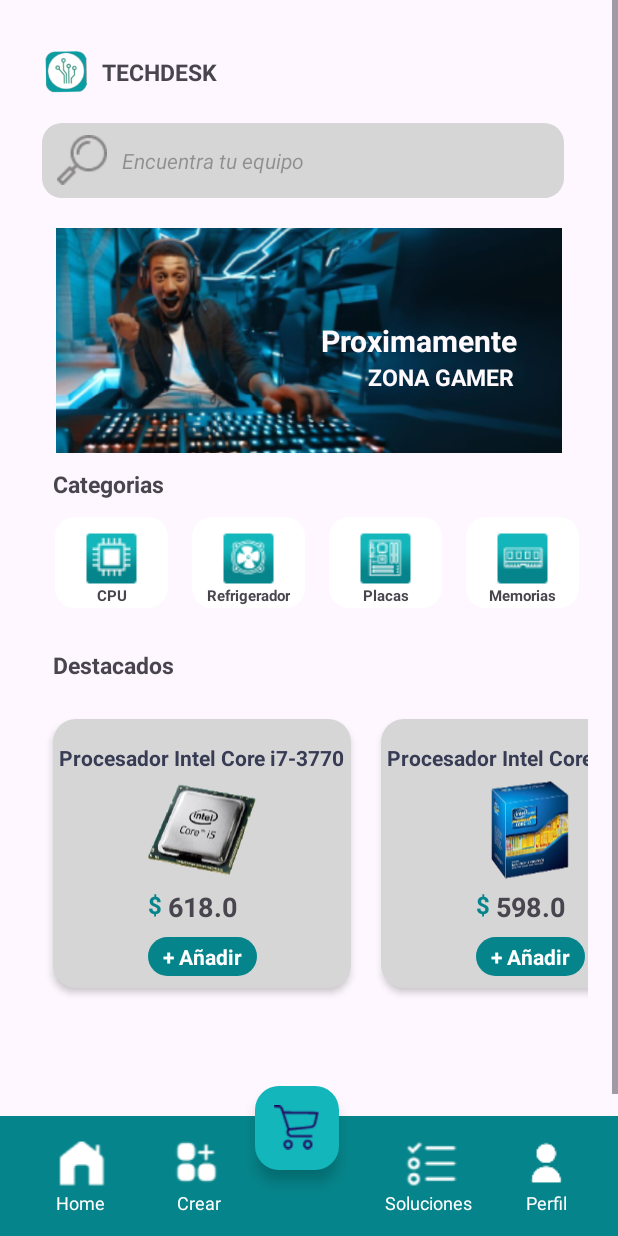
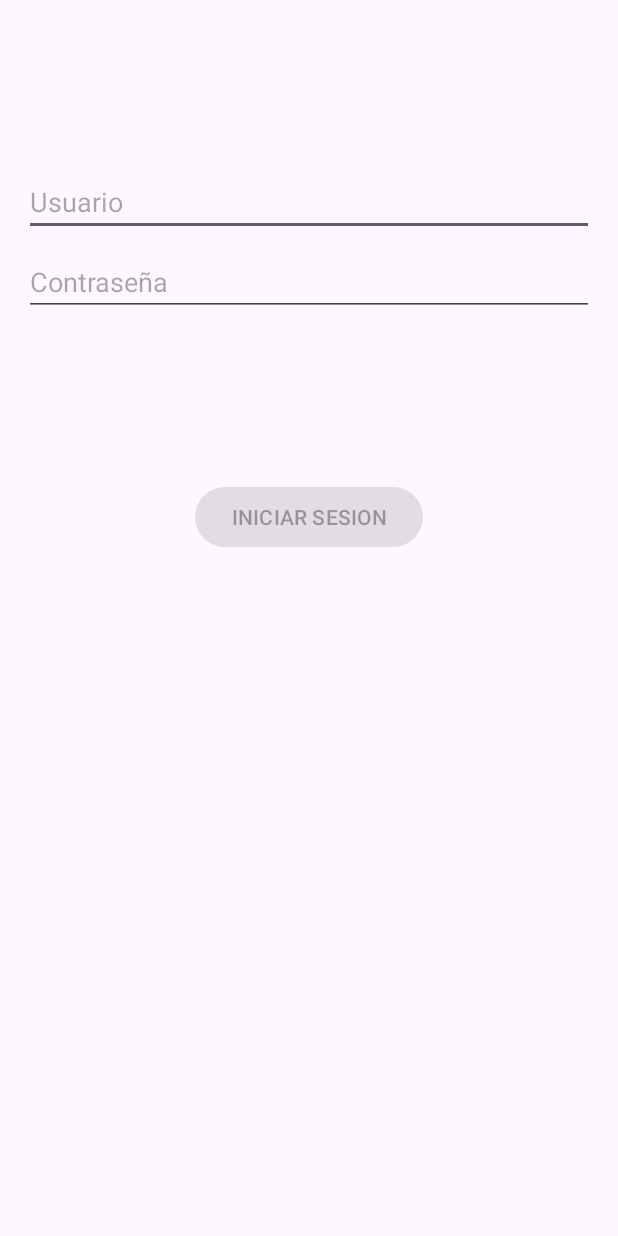
Before and after one commit to Mlermaa/Proyecto_App_Movil, an Android app: the screen it shows after launch (MainActivity before the commit, LoginActivity after it), after a tap on "INICIAR", on a phone screen of 412 x 824 dp. Run offline under Robolectric (Android 15) with nearby library versions, the phone set to English and light mode, and no system bars.

Commit message:
Creacion de la actividad "Ingreso Usuario"

```diff
--- a/apptechdesk2023/app/src/main/java/com/example/apptechdesk2023/Activity/IntroActivity.java
+++ b/apptechdesk2023/app/src/main/java/com/example/apptechdesk2023/Activity/IntroActivity.java
@@ -1,13 +1,14 @@
 package com.example.apptechdesk2023.Activity;
-
-import androidx.appcompat.app.AppCompatActivity;
-import androidx.constraintlayout.widget.ConstraintLayout;
 
 import android.content.Intent;
 import android.os.Bundle;
 import android.view.View;
 
+import androidx.appcompat.app.AppCompatActivity;
+import androidx.constraintlayout.widget.ConstraintLayout;
+
 import com.example.apptechdesk2023.R;
+import com.example.apptechdesk2023.ui.login.LoginActivity;
 
 public class IntroActivity extends AppCompatActivity {
     private ConstraintLayout inicioBtn;
@@ -20,8 +21,8 @@ public class IntroActivity extends AppCompatActivity {
         inicioBtn.setOnClickListener(new View.OnClickListener() {
             @Override
             public void onClick(View view) {
-                startActivity(new Intent(IntroActivity.this, MainActivity.class));
-            }
+                startActivity(new Intent(IntroActivity.this, LoginActivity.class));
+             }
 
         });
     }
--- a/apptechdesk2023/app/src/main/java/com/example/apptechdesk2023/Activity/MainActivity.java
+++ b/apptechdesk2023/app/src/main/java/com/example/apptechdesk2023/Activity/MainActivity.java
@@ -4,6 +4,7 @@ import android.content.Intent;
 import android.os.Bundle;
 import android.view.View;
 import android.widget.LinearLayout;
+import android.widget.TextView;
 
 import androidx.appcompat.app.AppCompatActivity;
 import androidx.recyclerview.widget.LinearLayoutManager;
@@ -26,6 +27,10 @@ private  RecyclerView recyclerViewCategoryList, recyclerViewPopularList;
     protected void onCreate(Bundle savedInstanceState) {
         super.onCreate(savedInstanceState);
         setContentView(R.layout.activity_main);
+
+        TextView msg=(TextView)findViewById(R.id.bienvenida);
+        String user = getIntent().getExtras().getString("usuario");
+        msg.setText("Bienvenido " + user);
 
         recyclerViewCategory() ;
         recyclerViewPopular();
--- /dev/null
+++ b/apptechdesk2023/app/src/main/java/com/example/apptechdesk2023/data/LoginRepository.java
@@ -0,0 +1,54 @@
+package com.example.apptechdesk2023.data;
+
+import com.example.apptechdesk2023.data.model.LoggedInUser;
+
+/**
+ * Class that requests authentication and user information from the remote data source and
+ * maintains an in-memory cache of login status and user credentials information.
+ */
+public class LoginRepository {
+
+    private static volatile LoginRepository instance;
+
+    private LoginDataSource dataSource;
+
+    // If user credentials will be cached in local storage, it is recommended it be encrypted
+    // @see https://developer.android.com/training/articles/keystore
+    private LoggedInUser user = null;
+
+    // private constructor : singleton access
+    private LoginRepository(LoginDataSource dataSource) {
+        this.dataSource = dataSource;
+    }
+
+    public static LoginRepository getInstance(LoginDataSource dataSource) {
+        if (instance == null) {
+            instance = new LoginRepository(dataSource);
+        }
+        return instance;
+    }
+
+    public boolean isLoggedIn() {
+        return user != null;
+    }
+
+    public void logout() {
+        user = null;
+        dataSource.logout();
+    }
+
+    private void setLoggedInUser(LoggedInUser user) {
+        this.user = user;
+        // If user credentials will be cached in local storage, it is recommended it be encrypted
+        // @see https://developer.android.com/training/articles/keystore
+    }
+
+    public Result<LoggedInUser> login(String username, String password) {
+        // handle login
+        Result<LoggedInUser> result = dataSource.login(username, password);
+        if (result instanceof Result.Success) {
+            setLoggedInUser(((Result.Success<LoggedInUser>) result).getData());
+        }
+        return result;
+    }
+}
--- /dev/null
+++ b/apptechdesk2023/app/src/main/java/com/example/apptechdesk2023/ui/login/LoginActivity.java
@@ -0,0 +1,138 @@
+package com.example.apptechdesk2023.ui.login;
+
+import android.app.Activity;
+import android.content.Intent;
+import android.os.Bundle;
+import android.text.Editable;
+import android.text.TextWatcher;
+import android.view.KeyEvent;
+import android.view.View;
+import android.view.inputmethod.EditorInfo;
+import android.widget.Button;
+import android.widget.EditText;
+import android.widget.ProgressBar;
+import android.widget.TextView;
+import android.widget.Toast;
+
+import androidx.annotation.Nullable;
+import androidx.annotation.StringRes;
+import androidx.appcompat.app.AppCompatActivity;
+import androidx.lifecycle.Observer;
+import androidx.lifecycle.ViewModelProvider;
+
+import com.example.apptechdesk2023.Activity.MainActivity;
+import com.example.apptechdesk2023.databinding.ActivityLoginBinding;
+
+public class LoginActivity extends AppCompatActivity {
+
+    private LoginViewModel loginViewModel;
+    private ActivityLoginBinding binding;
+
+    @Override
+    public void onCreate(Bundle savedInstanceState) {
+        super.onCreate(savedInstanceState);
+
+        binding = ActivityLoginBinding.inflate(getLayoutInflater());
+        setContentView(binding.getRoot());
+
+        loginViewModel = new ViewModelProvider(this, new LoginViewModelFactory())
+                .get(LoginViewModel.class);
+
+        final EditText usernameEditText = binding.username;
+        final EditText passwordEditText = binding.password;
+        final Button loginButton = binding.login;
+        final ProgressBar loadingProgressBar = binding.loading;
+
+        loginViewModel.getLoginFormState().observe(this, new Observer<LoginFormState>() {
+            @Override
+            public void onChanged(@Nullable LoginFormState loginFormState) {
+                if (loginFormState == null) {
+                    return;
+                }
+                loginButton.setEnabled(loginFormState.isDataValid());
+                if (loginFormState.getUsernameError() != null) {
+                    usernameEditText.setError(getString(loginFormState.getUsernameError()));
+                }
+                if (loginFormState.getPasswordError() != null) {
+                    passwordEditText.setError(getString(loginFormState.getPasswordError()));
+                }
+            }
+        });
+
+        loginViewModel.getLoginResult().observe(this, new Observer<LoginResult>() {
+            @Override
+            public void onChanged(@Nullable LoginResult loginResult) {
+                if (loginResult == null) {
+                    return;
+                }
+                loadingProgressBar.setVisibility(View.GONE);
+                if (loginResult.getError() != null) {
+                    showLoginFailed(loginResult.getError());
+                }
+                if (loginResult.getSuccess() != null) {
+                    updateUiWithUser(loginResult.getSuccess());
+                }
+                setResult(Activity.RESULT_OK);
+
+                //Complete and destroy login activity once successful
+                //finish();
+                Intent intent=new Intent(LoginActivity.this, MainActivity.class);
+                intent.putExtra("usuario",usernameEditText.getText().toString());
+                startActivity(intent);
+
+            }
+        });
+
+        TextWatcher afterTextChangedListener = new TextWatcher() {
+            @Override
+            public void beforeTextChanged(CharSequence s, int start, int count, int after) {
+                // ignore
+            }
+
+            @Override
+            public void onTextChanged(CharSequence s, int start, int before, int count) {
+                // ignore
+            }
+
+            @Override
+            public void afterTextChanged(Editable s) {
+                loginViewModel.loginDataChanged(usernameEditText.getText().toString(),
+                        passwordEditText.getText().toString());
+            }
+        };
+        usernameEditText.addTextChangedListener(afterTextChangedListener);
+        passwordEditText.addTextChangedListener(afterTextChangedListener);
+        passwordEditText.setOnEditorActionListener(new TextView.OnEditorActionListener() {
+
+            @Override
+            public boolean onEditorAction(TextView v, int actionId, KeyEvent event) {
+                if (actionId == EditorInfo.IME_ACTION_DONE) {
+                    loginViewModel.login(usernameEditText.getText().toString(),
+                            passwordEditText.getText().toString());
+                }
+                return false;
+            }
+        });
+
+        loginButton.setOnClickListener(new View.OnClickListener() {
+            @Override
+            public void onClick(View v) {
+                loadingProgressBar.setVisibility(View.VISIBLE);
+                loginViewModel.login(usernameEditText.getText().toString(),
+                        passwordEditText.getText().toString());
+            }
+        });
+    }
+
+    private void updateUiWithUser(LoggedInUserView model) {
+ /*       String welcome = getString(R.string.welcome) + model.getDisplayName();
+        // TODO : initiate successful logged in experience
+        Toast.makeText(getApplicationContext(), welcome, Toast.LENGTH_LONG).show();
+
+  */
+    }
+
+    private void showLoginFailed(@StringRes Integer errorString) {
+        Toast.makeText(getApplicationContext(), errorString, Toast.LENGTH_SHORT).show();
+    }
+}
--- /dev/null
+++ b/apptechdesk2023/app/src/main/java/com/example/apptechdesk2023/ui/login/LoginViewModel.java
@@ -0,0 +1,70 @@
+package com.example.apptechdesk2023.ui.login;
+
+import androidx.lifecycle.LiveData;
+import androidx.lifecycle.MutableLiveData;
+import androidx.lifecycle.ViewModel;
+
+import android.util.Patterns;
+
+import com.example.apptechdesk2023.data.LoginRepository;
+import com.example.apptechdesk2023.data.Result;
+import com.example.apptechdesk2023.data.model.LoggedInUser;
+import com.example.apptechdesk2023.R;
+
+public class LoginViewModel extends ViewModel {
+
+    private MutableLiveData<LoginFormState> loginFormState = new MutableLiveData<>();
+    private MutableLiveData<LoginResult> loginResult = new MutableLiveData<>();
+    private LoginRepository loginRepository;
+
+    LoginViewModel(LoginRepository loginRepository) {
+        this.loginRepository = loginRepository;
+    }
+
+    LiveData<LoginFormState> getLoginFormState() {
+        return loginFormState;
+    }
+
+    LiveData<LoginResult> getLoginResult() {
+        return loginResult;
+    }
+
+    public void login(String username, String password) {
+        // can be launched in a separate asynchronous job
+        Result<LoggedInUser> result = loginRepository.login(username, password);
+
+        if (result instanceof Result.Success) {
+            LoggedInUser data = ((Result.Success<LoggedInUser>) result).getData();
+            loginResult.setValue(new LoginResult(new LoggedInUserView(data.getDisplayName())));
+        } else {
+            loginResult.setValue(new LoginResult(R.string.login_failed));
+        }
+    }
+
+    public void loginDataChanged(String username, String password) {
+        if (!isUserNameValid(username)) {
+            loginFormState.setValue(new LoginFormState(R.string.invalid_username, null));
+        } else if (!isPasswordValid(password)) {
+            loginFormState.setValue(new LoginFormState(null, R.string.invalid_password));
+        } else {
+            loginFormState.setValue(new LoginFormState(true));
+        }
+    }
+
+    // A placeholder username validation check
+    private boolean isUserNameValid(String username) {
+        if (username == null) {
+            return false;
+        }
+        if (username.contains("@")) {
+            return Patterns.EMAIL_ADDRESS.matcher(username).matches();
+        } else {
+            return !username.trim().isEmpty();
+        }
+    }
+
+    // A placeholder password validation check
+    private boolean isPasswordValid(String password) {
+        return password != null && password.trim().length() > 5;
+    }
+}
--- /dev/null
+++ b/apptechdesk2023/app/src/main/java/com/example/apptechdesk2023/ui/login/LoginViewModelFactory.java
@@ -0,0 +1,26 @@
+package com.example.apptechdesk2023.ui.login;
+
+import androidx.lifecycle.ViewModel;
+import androidx.lifecycle.ViewModelProvider;
+import androidx.annotation.NonNull;
+
+import com.example.apptechdesk2023.data.LoginDataSource;
+import com.example.apptechdesk2023.data.LoginRepository;
+
+/**
+ * ViewModel provider factory to instantiate LoginViewModel.
+ * Required given LoginViewModel has a non-empty constructor
+ */
+public class LoginViewModelFactory implements ViewModelProvider.Factory {
+
+    @NonNull
+    @Override
+    @SuppressWarnings("unchecked")
+    public <T extends ViewModel> T create(@NonNull Class<T> modelClass) {
+        if (modelClass.isAssignableFrom(LoginViewModel.class)) {
+            return (T) new LoginViewModel(LoginRepository.getInstance(new LoginDataSource()));
+        } else {
+            throw new IllegalArgumentException("Unknown ViewModel class");
+        }
+    }
+}
--- /dev/null
+++ b/apptechdesk2023/app/src/main/res/layout-w1240dp/activity_login.xml
@@ -0,0 +1,71 @@
+<?xml version="1.0" encoding="utf-8"?>
+<androidx.constraintlayout.widget.ConstraintLayout xmlns:android="http://schemas.android.com/apk/res/android"
+    xmlns:app="http://schemas.android.com/apk/res-auto"
+    xmlns:tools="http://schemas.android.com/tools"
+    android:id="@+id/container"
+    android:layout_width="match_parent"
+    android:layout_height="match_parent"
+    android:paddingLeft="@dimen/activity_horizontal_margin"
+    android:paddingTop="@dimen/activity_vertical_margin"
+    android:paddingRight="@dimen/activity_horizontal_margin"
+    android:paddingBottom="@dimen/activity_vertical_margin"
+    tools:context=".ui.login.LoginActivity">
+
+    <EditText
+        android:id="@+id/username"
+        android:layout_width="0dp"
+        android:layout_height="wrap_content"
+        android:layout_marginTop="96dp"
+        android:autofillHints="@string/prompt_email"
+        android:hint="@string/prompt_email"
+        android:inputType="textEmailAddress"
+        android:selectAllOnFocus="true"
+        app:layout_constraintEnd_toEndOf="parent"
+        app:layout_constraintStart_toStartOf="parent"
+        app:layout_constraintTop_toTopOf="parent" />
+
+    <EditText
+        android:id="@+id/password"
+        android:layout_width="0dp"
+        android:layout_height="wrap_content"
+        android:layout_marginTop="8dp"
+        android:autofillHints="@string/prompt_password"
+        android:hint="@string/prompt_password"
+        android:imeActionLabel="@string/action_sign_in_short"
+        android:imeOptions="actionDone"
+        android:inputType="textPassword"
+        android:selectAllOnFocus="true"
+        app:layout_constraintEnd_toEndOf="parent"
+        app:layout_constraintStart_toStartOf="parent"
+        app:layout_constraintTop_toBottomOf="@+id/username" />
+
+    <Button
+        android:id="@+id/login"
+        android:layout_width="wrap_content"
+        android:layout_height="wrap_content"
+        android:layout_gravity="start"
+        android:layout_marginTop="16dp"
+        android:layout_marginBottom="64dp"
+        android:enabled="false"
+        android:text="@string/action_sign_in"
+        app:layout_constraintBottom_toBottomOf="parent"
+        app:layout_constraintEnd_toEndOf="parent"
+        app:layout_constraintStart_toStartOf="parent"
+        app:layout_constraintTop_toBottomOf="@+id/password"
+        app:layout_constraintVertical_bias="0.2" />
+
+    <ProgressBar
+        android:id="@+id/loading"
+        android:layout_width="wrap_content"
+        android:layout_height="wrap_content"
+        android:layout_gravity="center"
+        android:layout_marginTop="64dp"
+        android:layout_marginBottom="64dp"
+        android:visibility="gone"
+        app:layout_constraintBottom_toBottomOf="parent"
+        app:layout_constraintEnd_toEndOf="@+id/password"
+        app:layout_constraintStart_toStartOf="@+id/password"
+        app:layout_constraintTop_toTopOf="parent"
+        app:layout_constraintVertical_bias="0.3" />
+
+</androidx.constraintlayout.widget.ConstraintLayout>
--- /dev/null
+++ b/apptechdesk2023/app/src/main/res/layout-w936dp/activity_login.xml
@@ -0,0 +1,78 @@
+<?xml version="1.0" encoding="utf-8"?>
+<androidx.constraintlayout.widget.ConstraintLayout xmlns:android="http://schemas.android.com/apk/res/android"
+    xmlns:app="http://schemas.android.com/apk/res-auto"
+    xmlns:tools="http://schemas.android.com/tools"
+    android:id="@+id/container"
+    android:layout_width="match_parent"
+    android:layout_height="match_parent"
+    android:paddingLeft="@dimen/activity_horizontal_margin"
+    android:paddingTop="@dimen/activity_vertical_margin"
+    android:paddingRight="@dimen/activity_horizontal_margin"
+    android:paddingBottom="@dimen/activity_vertical_margin"
+    tools:context=".ui.login.LoginActivity">
+
+    <androidx.constraintlayout.widget.ConstraintLayout
+        android:layout_width="840dp"
+        android:layout_height="match_parent"
+        app:layout_constraintEnd_toEndOf="parent"
+        app:layout_constraintStart_toStartOf="parent">
+
+        <EditText
+            android:id="@+id/username"
+            android:layout_width="0dp"
+            android:layout_height="wrap_content"
+            android:layout_marginTop="96dp"
+            android:autofillHints="@string/prompt_email"
+            android:hint="@string/prompt_email"
+            android:inputType="textEmailAddress"
+            android:selectAllOnFocus="true"
+            app:layout_constraintEnd_toEndOf="parent"
+            app:layout_constraintStart_toStartOf="parent"
+            app:layout_constraintTop_toTopOf="parent" />
+
+        <EditText
+            android:id="@+id/password"
+            android:layout_width="0dp"
+            android:layout_height="wrap_content"
+            android:layout_marginTop="8dp"
+            android:autofillHints="@string/prompt_password"
+            android:hint="@string/prompt_password"
+            android:imeActionLabel="@string/action_sign_in_short"
+            android:imeOptions="actionDone"
+            android:inputType="textPassword"
+            android:selectAllOnFocus="true"
+            app:layout_constraintEnd_toEndOf="parent"
+            app:layout_constraintStart_toStartOf="parent"
+            app:layout_constraintTop_toBottomOf="@+id/username" />
+
+        <Button
+            android:id="@+id/login"
+            android:layout_width="wrap_content"
+            android:layout_height="wrap_content"
+            android:layout_gravity="start"
+            android:layout_marginTop="16dp"
+            android:layout_marginBottom="64dp"
+            android:enabled="false"
+            android:text="@string/action_sign_in"
+            app:layout_constraintBottom_toBottomOf="parent"
+            app:layout_constraintEnd_toEndOf="parent"
+            app:layout_constraintStart_toStartOf="parent"
+            app:layout_constraintTop_toBottomOf="@+id/password"
+            app:layout_constraintVertical_bias="0.2" />
+
+        <ProgressBar
+            android:id="@+id/loading"
+            android:layout_width="wrap_content"
+            android:layout_height="wrap_content"
+            android:layout_gravity="center"
+            android:layout_marginTop="64dp"
+            android:layout_marginBottom="64dp"
+            android:visibility="gone"
+            app:layout_constraintBottom_toBottomOf="parent"
+            app:layout_constraintEnd_toEndOf="@+id/password"
+            app:layout_constraintStart_toStartOf="@+id/password"
+            app:layout_constraintTop_toTopOf="parent"
+            app:layout_constraintVertical_bias="0.3" />
+
+    </androidx.constraintlayout.widget.ConstraintLayout>
+</androidx.constraintlayout.widget.ConstraintLayout>
--- /dev/null
+++ b/apptechdesk2023/app/src/main/res/layout/activity_login.xml
@@ -0,0 +1,71 @@
+<?xml version="1.0" encoding="utf-8"?>
+<androidx.constraintlayout.widget.ConstraintLayout xmlns:android="http://schemas.android.com/apk/res/android"
+    xmlns:app="http://schemas.android.com/apk/res-auto"
+    xmlns:tools="http://schemas.android.com/tools"
+    android:id="@+id/container"
+    android:layout_width="match_parent"
+    android:layout_height="match_parent"
+    android:paddingLeft="@dimen/activity_horizontal_margin"
+    android:paddingTop="@dimen/activity_vertical_margin"
+    android:paddingRight="@dimen/activity_horizontal_margin"
+    android:paddingBottom="@dimen/activity_vertical_margin"
+    tools:context=".ui.login.LoginActivity">
+
+    <EditText
+        android:id="@+id/username"
+        android:layout_width="0dp"
+        android:layout_height="wrap_content"
+        android:layout_marginTop="96dp"
+        android:autofillHints="@string/prompt_email"
+        android:hint="@string/prompt_email"
+        android:inputType="textEmailAddress"
+        android:selectAllOnFocus="true"
+        app:layout_constraintEnd_toEndOf="parent"
+        app:layout_constraintStart_toStartOf="parent"
+        app:layout_constraintTop_toTopOf="parent" />
+
+    <EditText
+        android:id="@+id/password"
+        android:layout_width="0dp"
+        android:layout_height="wrap_content"
+        android:layout_marginTop="8dp"
+        android:autofillHints="@string/prompt_password"
+        android:hint="@string/prompt_password"
+        android:imeActionLabel="@string/action_sign_in_short"
+        android:imeOptions="actionDone"
+        android:inputType="textPassword"
+        android:selectAllOnFocus="true"
+        app:layout_constraintEnd_toEndOf="parent"
+        app:layout_constraintStart_toStartOf="parent"
+        app:layout_constraintTop_toBottomOf="@+id/username" />
+
+    <Button
+        android:id="@+id/login"
+        android:layout_width="wrap_content"
+        android:layout_height="wrap_content"
+        android:layout_gravity="start"
+        android:layout_marginTop="16dp"
+        android:layout_marginBottom="64dp"
+        android:enabled="false"
+        android:text="@string/action_sign_in"
+        app:layout_constraintBottom_toBottomOf="parent"
+        app:layout_constraintEnd_toEndOf="parent"
+        app:layout_constraintStart_toStartOf="parent"
+        app:layout_constraintTop_toBottomOf="@+id/password"
+        app:layout_constraintVertical_bias="0.2" />
+
+    <ProgressBar
+        android:id="@+id/loading"
+        android:layout_width="wrap_content"
+        android:layout_height="wrap_content"
+        android:layout_gravity="center"
+        android:layout_marginTop="64dp"
+        android:layout_marginBottom="64dp"
+        android:visibility="gone"
+        app:layout_constraintBottom_toBottomOf="parent"
+        app:layout_constraintEnd_toEndOf="@+id/password"
+        app:layout_constraintStart_toStartOf="@+id/password"
+        app:layout_constraintTop_toTopOf="parent"
+        app:layout_constraintVertical_bias="0.3" />
+
+</androidx.constraintlayout.widget.ConstraintLayout>
--- a/apptechdesk2023/app/src/main/res/values/strings.xml
+++ b/apptechdesk2023/app/src/main/res/values/strings.xml
@@ -1,12 +1,12 @@
 <resources>
     <string name="app_name">apptechdesk2023</string>
     <string name="title_activity_login">LoginActivity</string>
-    <string name="prompt_email">Email</string>
-    <string name="prompt_password">Password</string>
-    <string name="action_sign_in">Sign in or register</string>
-    <string name="action_sign_in_short">Sign in</string>
-    <string name="welcome">"Welcome !"</string>
-    <string name="invalid_username">Not a valid username</string>
-    <string name="invalid_password">Password must be >5 characters</string>
-    <string name="login_failed">"Login failed"</string>
+    <string name="prompt_email">Usuario</string>
+    <string name="prompt_password">Contraseña</string>
+    <string name="action_sign_in">INICIAR SESION</string>
+    <string name="action_sign_in_short">INGRESAR</string>
+    <string name="welcome">"Bienvenido!"</string>
+    <string name="invalid_username">No es un nombre de usuario válido</string>
+    <string name="invalid_password">La contraseña debe tener >5 caracteres</string>
+    <string name="login_failed">"Error de inicio de sesion"</string>
 </resources>
```
Also changed, not shown: apptechdesk2023/app/src/main/java/com/example/apptechdesk2023/data/LoginDataSource.java (added, +29 -0 lines), apptechdesk2023/app/src/main/java/com/example/apptechdesk2023/data/Result.java (added, +48 -0 lines), apptechdesk2023/app/src/main/java/com/example/apptechdesk2023/data/model/LoggedInUser.java (added, +23 -0 lines), apptechdesk2023/app/src/main/java/com/example/apptechdesk2023/ui/login/LoggedInUserView.java (added, +17 -0 lines), apptechdesk2023/app/src/main/java/com/example/apptechdesk2023/ui/login/LoginFormState.java (added, +40 -0 lines), apptechdesk2023/app/src/main/java/com/example/apptechdesk2023/ui/login/LoginResult.java (added, +31 -0 lines), apptechdesk2023/app/src/main/res/layout/activity_main.xml (+10 -0 lines).
